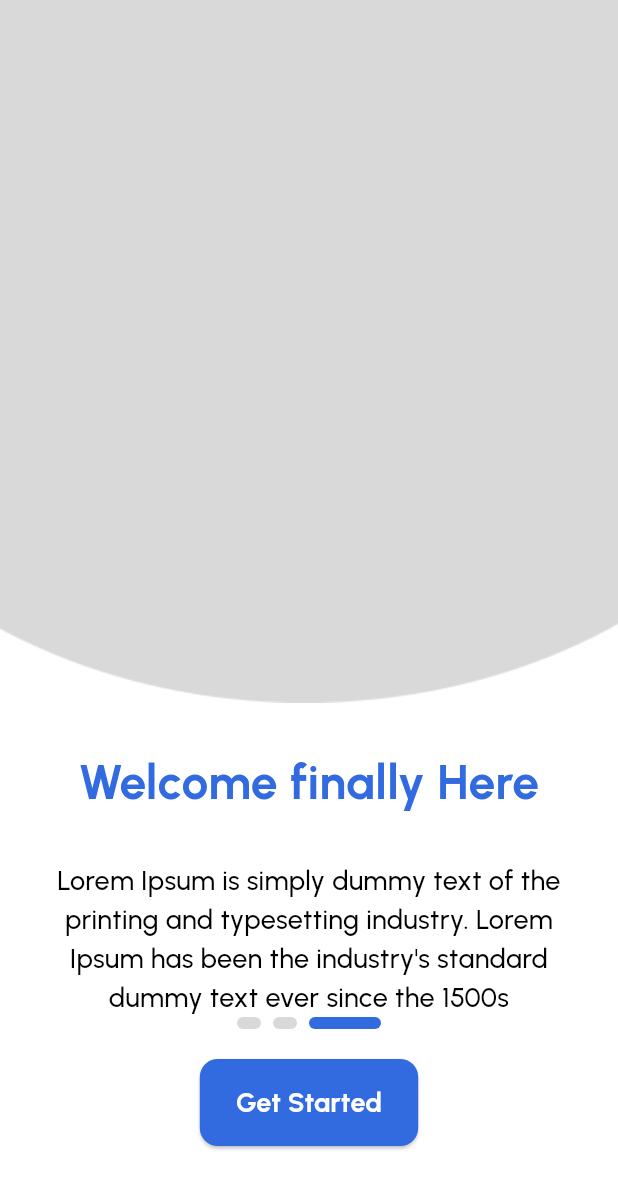
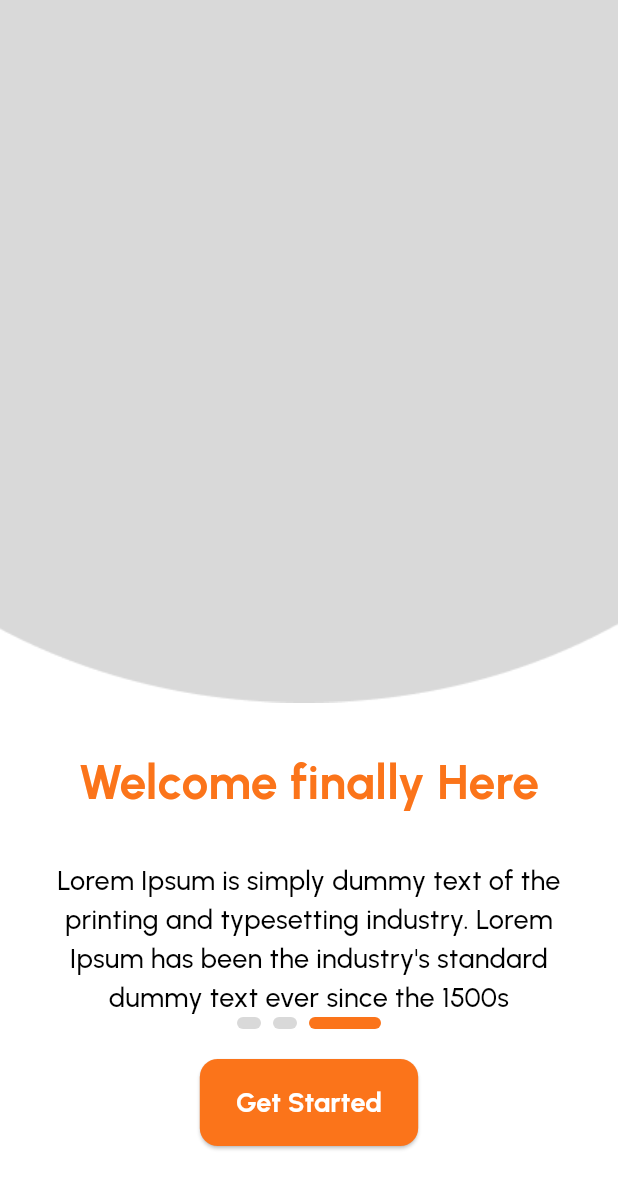
Before and after one commit to AmrReda92/tasawok_app, a Flutter app: the screen it shows after launch, after a tap on "Skip", on a phone screen of 412 x 824 dp. Shown: the top 1189 px of the screen. Run offline on Flutter 3.47's test engine with Material 3 defaults, Android fonts, the phone set to English and light mode, and no system bars; drawn by our look-alikes of smooth_page_indicator.

Commit message:
finish getting start screen

```diff
--- /dev/null
+++ b/lib/core/app_const/app_images.dart
@@ -0,0 +1,3 @@
+class AppImages{
+  static const String coverPhoto = "assets/images/cover_start.png";
+}
--- /dev/null
+++ b/lib/core/app_const/app_styles.dart
@@ -0,0 +1,9 @@
+import 'package:flutter/material.dart';
+
+class AppStyles {
+  static TextStyle font20 = TextStyle(
+    fontSize: 20,
+    fontWeight: FontWeight.bold,
+    color: Colors.white,
+  );
+}
--- /dev/null
+++ b/lib/core/routes/app_routes.dart
@@ -0,0 +1,21 @@
+import 'package:flutter/material.dart';
+import 'package:practise_three/core/routes/routes.dart';
+import 'package:practise_three/features/getting_start/presentation/ui/getting_start_screen.dart';
+import 'package:practise_three/features/home/home_screen.dart';
+import 'package:practise_three/features/onboarding/presentation/ui/on_boarding_screen.dart';
+
+class AppRoutes {
+ static  Route<dynamic>? function(RouteSettings setting) {
+    switch(setting.name){
+      case Routes.onboardingScreen :
+        return MaterialPageRoute(builder: (_)=>OnBoardingScreen());
+
+      case Routes.gettingStartedScreen :
+        return MaterialPageRoute(builder: (_)=>GettingStartScreen());
+
+      case Routes.homeScreen :
+        return MaterialPageRoute(builder: (_)=>HomeScreen());
+    }
+    return null;
+  }
+}
--- /dev/null
+++ b/lib/core/routes/routes.dart
@@ -0,0 +1,5 @@
+class Routes {
+  static const String onboardingScreen = "onboardingScreen";
+  static const String gettingStartedScreen = "gettingStartedScreen";
+  static const String homeScreen = "homeScreen";
+}
--- /dev/null
+++ b/lib/features/getting_start/presentation/ui/getting_start_screen.dart
@@ -0,0 +1,31 @@
+import 'package:flutter/material.dart';
+import 'package:practise_three/core/app_const/app_images.dart';
+import 'package:practise_three/core/app_const/app_styles.dart';
+import 'package:practise_three/core/routes/routes.dart';
+import 'package:practise_three/core/widgets/custom_elevated_button.dart';
+
+class GettingStartScreen extends StatelessWidget {
+  const GettingStartScreen({super.key});
+
+  @override
+  Widget build(BuildContext context) {
+    return Scaffold(
+      body: Stack(
+        alignment: Alignment.center,
+          children: [
+            Image.asset(AppImages.coverPhoto,fit: BoxFit.cover,height: double.infinity,),
+            Positioned(
+              bottom: 30,
+              child: CustomElevatedButton(
+                  onPressed: (){
+                    Navigator.pushReplacementNamed(context, Routes.homeScreen);
+                  },
+                  title: Text("Go To Shopping",style: AppStyles.font20,)
+              ),
+            )
+          ],
+        ),
+    );
+
+  }
+}
--- /dev/null
+++ b/lib/features/onboarding/presentation/models/on_boarding_items.dart
@@ -0,0 +1,21 @@
+import 'package:practise_three/features/onboarding/presentation/models/on_boarding_info.dart';
+
+class OnBoardingItems {
+  List<OnBoardingInfo> items = [
+    OnBoardingInfo(
+        image: "assets/images/Ellipse 1.png",
+        title: "Your Adventures Starts Here",
+        description: "Lorem Ipsum is simply dummy text of the printing and typesetting industry. Lorem Ipsum has been the industry's standard dummy text ever since the 1500s",
+    ),
+    OnBoardingInfo(
+      image: "assets/images/Ellipse 1.png",
+      title: "Hey Number two Starts Here",
+      description: "Lorem Ipsum is simply dummy text of the printing and typesetting industry. Lorem Ipsum has been the industry's standard dummy text ever since the 1500s",
+    ),
+    OnBoardingInfo(
+      image: "assets/images/Ellipse 1.png",
+      title: "Welcome finally Here",
+      description: "Lorem Ipsum is simply dummy text of the printing and typesetting industry. Lorem Ipsum has been the industry's standard dummy text ever since the 1500s",
+    ),
+  ];
+}
--- /dev/null
+++ b/lib/features/onboarding/presentation/ui/on_boarding_screen.dart
@@ -0,0 +1,100 @@
+import 'package:flutter/material.dart';
+import 'package:practise_three/core/routes/routes.dart';
+import 'package:practise_three/core/widgets/custom_elevated_button.dart';
+import 'package:practise_three/features/getting_start/presentation/ui/getting_start_screen.dart';
+import 'package:practise_three/features/home/home_screen.dart';
+import 'package:practise_three/features/onboarding/presentation/models/on_boarding_items.dart';
+import 'package:smooth_page_indicator/smooth_page_indicator.dart';
+
+
+class OnBoardingScreen extends StatefulWidget {
+  const OnBoardingScreen({super.key});
+
+  @override
+  State<OnBoardingScreen> createState() => _OnBoardingScreenState();
+}
+
+class _OnBoardingScreenState extends State<OnBoardingScreen> {
+  PageController controller =PageController();
+  OnBoardingItems itemsCount = OnBoardingItems();
+  int currentIndex=0;
+
+  @override
+  Widget build(BuildContext context) {
+    return Scaffold(
+      body: Column(
+        children: [
+          Expanded(
+            child: PageView.builder(
+              controller: controller,
+              onPageChanged: (index){
+                setState(() {
+                  currentIndex=index;
+                });
+              },
+                itemCount: itemsCount.items.length,
+                itemBuilder: (context,index) {
+                  return Column(
+                    children: [
+                      Stack(
+                        alignment: Alignment.topRight,
+                        children: [
+                          Image.asset(itemsCount.items[index].image),
+                          Positioned(
+                            top: 73,
+                              right: 25,
+                              child: Visibility(
+                                visible: currentIndex!=itemsCount.items.length-1,
+                                child: CustomElevatedButton(
+                                  onPressed: (){
+                                    controller.jumpToPage(itemsCount.items.length-1);
+                                  },
+                                    title: Text("Skip",style: TextStyle(fontSize: 16,fontWeight: FontWeight.bold,color: Colors.white),)
+                                ),
+                              )
+                          )
+                        ],
+                      ),
+                      SizedBox(height: 30,),
+                      Text(itemsCount.items[index].title,textAlign: TextAlign.center,style: TextStyle(fontSize: 32,fontWeight: FontWeight.bold,color: Theme.of(context).colorScheme.primary)),
+                      SizedBox(height: 30,),
+                      Padding(
+                        padding: const EdgeInsets.symmetric(horizontal: 32.0),
+                        child: Text(itemsCount.items[index].description,textAlign: TextAlign.center,style: TextStyle(fontSize: 18,fontWeight: FontWeight.w500),),
+                      ),
+                    ],
+                  );
+                }
+            ),
+          ),
+          SmoothPageIndicator(
+            controller: controller,
+            count: itemsCount.items.length,
+            effect: ExpandingDotsEffect(
+              radius: 4,
+              dotHeight: 8,
+              dotColor:  const Color(0xFFD9D9D9),
+              activeDotColor: Theme.of(context).colorScheme.primary,
+            ),
+          ),
+          SizedBox(height: 20,),
+          Padding(
+            padding: const EdgeInsets.only(bottom: 60.0),
+            child: CustomElevatedButton(
+              onPressed: (){
+                if(currentIndex==itemsCount.items.length-1){
+                  Navigator.pushReplacementNamed(context, Routes.gettingStartedScreen);
+                }else{
+                  controller.nextPage(duration: Duration(milliseconds: 600), curve: Curves.easeInOut);
+                }
+              },
+              title: Text(currentIndex==itemsCount.items.length-1? "Get Started" : "Next",style: TextStyle(fontSize: 18,fontWeight: FontWeight.bold,color: Colors.white),
+              ),
+            ),
+          )
+        ],
+      ),
+
+    );
+  }
+}
--- a/lib/features/presentation/models/on_boarding_items.dart
+++ /dev/null
@@ -1,21 +0,0 @@
-import 'package:practise_three/features/presentation/models/on_boarding_info.dart';
-
-class OnBoardingItems {
-  List<OnBoardingInfo> items = [
-    OnBoardingInfo(
-        image: "assets/images/Ellipse 1.png",
-        title: "Your Adventures Starts Here",
-        description: "Lorem Ipsum is simply dummy text of the printing and typesetting industry. Lorem Ipsum has been the industry's standard dummy text ever since the 1500s",
-    ),
-    OnBoardingInfo(
-      image: "assets/images/Ellipse 1.png",
-      title: "Hey Number two Starts Here",
-      description: "Lorem Ipsum is simply dummy text of the printing and typesetting industry. Lorem Ipsum has been the industry's standard dummy text ever since the 1500s",
-    ),
-    OnBoardingInfo(
-      image: "assets/images/Ellipse 1.png",
-      title: "Welcome finally Here",
-      description: "Lorem Ipsum is simply dummy text of the printing and typesetting industry. Lorem Ipsum has been the industry's standard dummy text ever since the 1500s",
-    ),
-  ];
-}
--- a/lib/features/presentation/ui/on_boarding_screen.dart
+++ /dev/null
@@ -1,98 +0,0 @@
-import 'package:flutter/material.dart';
-import 'package:practise_three/core/widgets/custom_elevated_button.dart';
-import 'package:practise_three/features/home/home_screen.dart';
-import 'package:practise_three/features/presentation/models/on_boarding_items.dart';
-import 'package:smooth_page_indicator/smooth_page_indicator.dart';
-
-
-class OnBoardingScreen extends StatefulWidget {
-  const OnBoardingScreen({super.key});
-
-  @override
-  State<OnBoardingScreen> createState() => _OnBoardingScreenState();
-}
-
-class _OnBoardingScreenState extends State<OnBoardingScreen> {
-  PageController controller =PageController();
-  OnBoardingItems itemsCount = OnBoardingItems();
-  int currentIndex=0;
-
-  @override
-  Widget build(BuildContext context) {
-    return Scaffold(
-      body: Column(
-        children: [
-          Expanded(
-            child: PageView.builder(
-              controller: controller,
-              onPageChanged: (index){
-                setState(() {
-                  currentIndex=index;
-                });
-              },
-                itemCount: itemsCount.items.length,
-                itemBuilder: (context,index) {
-                  return Column(
-                    children: [
-                      Stack(
-                        alignment: Alignment.topRight,
-                        children: [
-                          Image.asset(itemsCount.items[index].image),
-                          Positioned(
-                            top: 73,
-                              right: 25,
-                              child: Visibility(
-                                visible: currentIndex!=itemsCount.items.length-1,
-                                child: CustomElevatedButton(
-                                  onPressed: (){
-                                    controller.jumpToPage(itemsCount.items.length-1);
-                                  },
-                                    title: Text("Skip",style: TextStyle(fontSize: 16,fontWeight: FontWeight.bold,color: Colors.white),)
-                                ),
-                              )
-                          )
-                        ],
-                      ),
-                      SizedBox(height: 30,),
-                      Text(itemsCount.items[index].title,textAlign: TextAlign.center,style: TextStyle(fontSize: 32,fontWeight: FontWeight.bold,color: Theme.of(context).colorScheme.primary)),
-                      SizedBox(height: 30,),
-                      Padding(
-                        padding: const EdgeInsets.symmetric(horizontal: 32.0),
-                        child: Text(itemsCount.items[index].description,textAlign: TextAlign.center,style: TextStyle(fontSize: 18,fontWeight: FontWeight.w500),),
-                      ),
-                    ],
-                  );
-                }
-            ),
-          ),
-          SmoothPageIndicator(
-            controller: controller,
-            count: itemsCount.items.length,
-            effect: ExpandingDotsEffect(
-              radius: 4,
-              dotHeight: 8,
-              dotColor:  const Color(0xFFD9D9D9),
-              activeDotColor: Theme.of(context).colorScheme.primary,
-            ),
-          ),
-          SizedBox(height: 20,),
-          Padding(
-            padding: const EdgeInsets.only(bottom: 60.0),
-            child: CustomElevatedButton(
-              onPressed: (){
-                if(currentIndex==itemsCount.items.length-1){
-                  Navigator.pushReplacement(context, MaterialPageRoute(builder: (context)=>HomeScreen()));
-                }else{
-                  controller.nextPage(duration: Duration(milliseconds: 600), curve: Curves.easeInOut);
-                }
-              },
-              title: Text(currentIndex==itemsCount.items.length-1? "Get Started" : "Next",style: TextStyle(fontSize: 18,fontWeight: FontWeight.bold,color: Colors.white),
-              ),
-            ),
-          )
-        ],
-      ),
-
-    );
-  }
-}
--- a/lib/main.dart
+++ b/lib/main.dart
@@ -1,6 +1,6 @@
 import 'package:flutter/material.dart';
-import 'package:practise_three/travel_app.dart';
+import 'package:practise_three/tasawok_app.dart';
 
 void main() {
-  runApp(const TravelApp());
+  runApp(const TasawokApp());
 }
--- /dev/null
+++ b/lib/tasawok_app.dart
@@ -0,0 +1,21 @@
+import 'package:flutter/material.dart';
+import 'package:practise_three/core/routes/app_routes.dart';
+import 'package:practise_three/core/routes/routes.dart';
+
+class TasawokApp extends StatelessWidget {
+  const TasawokApp({super.key});
+
+  @override
+  Widget build(BuildContext context) {
+    return MaterialApp(
+      onGenerateRoute: AppRoutes.function ,
+      debugShowCheckedModeBanner: false,
+      theme: ThemeData(
+        fontFamily: "Urbanist",
+        colorScheme: ColorScheme.light(primary: const Color(0xffFB741A),),
+      ),
+      initialRoute: Routes.onboardingScreen
+
+    );
+  }
+}
--- a/lib/travel_app.dart
+++ /dev/null
@@ -1,20 +0,0 @@
-import 'package:flutter/material.dart';
-import 'package:practise_three/features/presentation/ui/on_boarding_screen.dart';
-
-class TravelApp extends StatelessWidget {
-  const TravelApp({super.key});
-
-  @override
-  Widget build(BuildContext context) {
-    return MaterialApp(
-      debugShowCheckedModeBanner: false,
-      theme: ThemeData(
-        fontFamily: "Urbanist",
-
-        colorScheme: ColorScheme.light(primary: const Color(0xFF326BDF),),
-      ),
-      home: OnBoardingScreen(),
-
-    );
-  }
-}
```
Also changed, not shown: lib/features/onboarding/presentation/models/on_boarding_info.dart (renamed from lib/features/presentation/models/on_boarding_info.dart), 2 other files.
